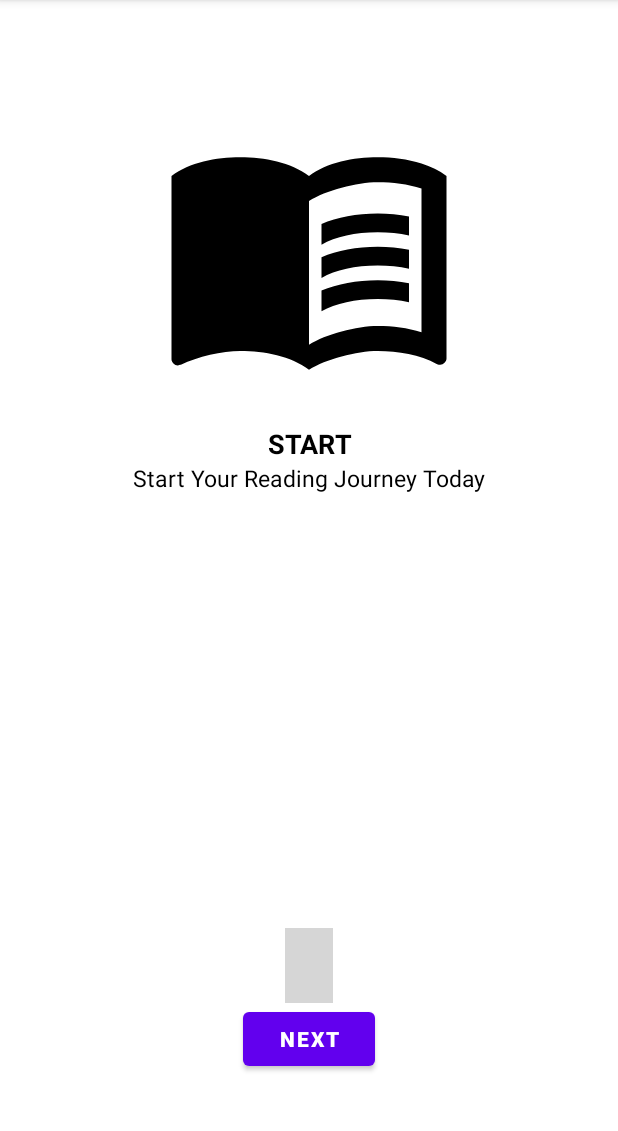
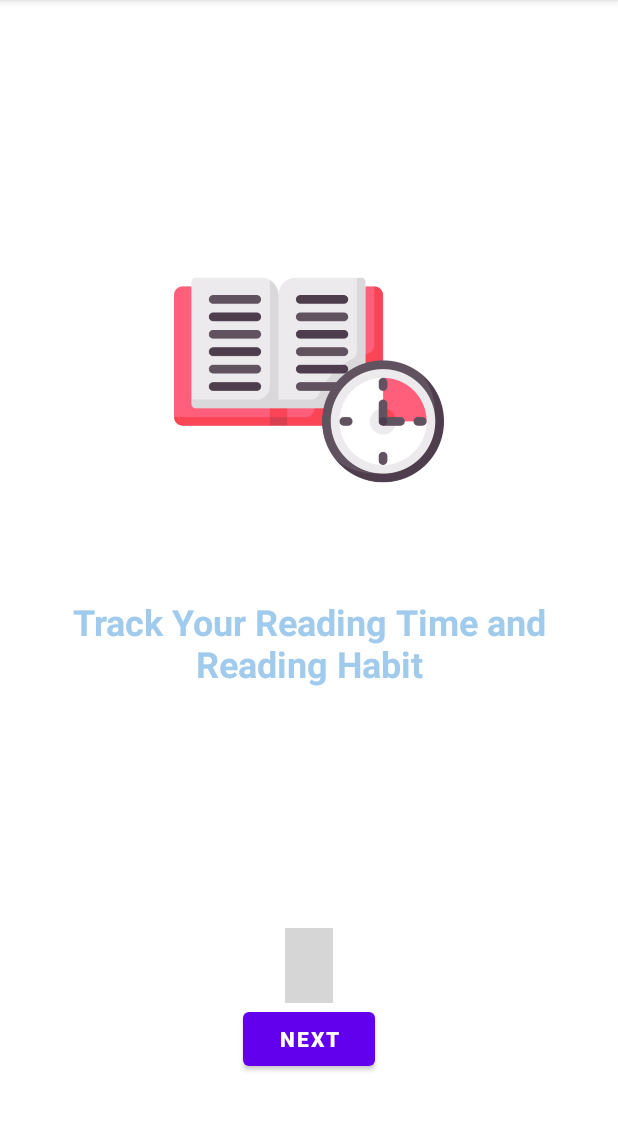
Before and after one commit to emineinan/ReadingHabitTracker, an Android app: the OnBoardingFragment screen opened through its navigation route, on a phone screen of 412 x 824 dp, the part 84-1215 px from its top. Run offline under Robolectric (Android 15) with nearby library versions, the phone set to English and light mode, and no system bars; our stand-ins replace Dagger/Hilt's generated code; libraries missing offline, so code that uses them is left out: com.huawei.agconnect; plain views replace CircleIndicator3; 1 statement that could not run was skipped; grey boxes are pictures that could not be loaded.

Commit message:
Modify onBoarding Screen

```diff
--- a/app/src/main/java/com/hms/readinghabittracker/data/model/OnBoardingItem.kt
+++ b/app/src/main/java/com/hms/readinghabittracker/data/model/OnBoardingItem.kt
@@ -1,7 +1,6 @@
 package com.hms.readinghabittracker.data.model
 
 data class OnBoardingItem(
-    val title: String,
     val description: String,
     val icon: Int
 )
--- a/app/src/main/java/com/hms/readinghabittracker/ui/onboarding/OnBoardingAdapter.kt
+++ b/app/src/main/java/com/hms/readinghabittracker/ui/onboarding/OnBoardingAdapter.kt
@@ -15,7 +15,6 @@ class OnBoardingAdapter(private val onBoardingItems: List<OnBoardingItem>) :
 
         fun bind(onBoardingItem: OnBoardingItem) {
             binding.imageViewOnBoardingItem.setImageResource(onBoardingItem.icon)
-            binding.textViewTitle.text = onBoardingItem.title
             binding.textViewDescription.text = onBoardingItem.description
         }
     }
--- a/app/src/main/java/com/hms/readinghabittracker/ui/onboarding/OnBoardingFragment.kt
+++ b/app/src/main/java/com/hms/readinghabittracker/ui/onboarding/OnBoardingFragment.kt
@@ -21,19 +21,16 @@ class OnBoardingFragment : Fragment() {
         OnBoardingAdapter(
             listOf(
                 OnBoardingItem(
-                    getString(R.string.on_boarding_title1),
                     getString(R.string.on_boarding_description1),
-                    R.drawable.ic_book
+                    R.drawable.book
                 ),
                 OnBoardingItem(
-                    getString(R.string.on_boarding_title2),
                     getString(R.string.on_boarding_description2),
-                    R.drawable.ic_book
+                    R.drawable.goal
                 ),
                 OnBoardingItem(
-                    getString(R.string.on_boarding_title3),
                     getString(R.string.on_boarding_description3),
-                    R.drawable.ic_book
+                    R.drawable.reader
                 )
             )
         )
--- a/app/src/main/res/drawable/ic_book.xml
+++ /dev/null
@@ -1,8 +0,0 @@
-<vector android:height="24dp" android:tint="#000000"
-    android:viewportHeight="24" android:viewportWidth="24"
-    android:width="24dp" xmlns:android="http://schemas.android.com/apk/res/android">
-    <path android:fillColor="@android:color/white" android:pathData="M21,5c-1.11,-0.35 -2.33,-0.5 -3.5,-0.5c-1.95,0 -4.05,0.4 -5.5,1.5c-1.45,-1.1 -3.55,-1.5 -5.5,-1.5S2.45,4.9 1,6v14.65c0,0.25 0.25,0.5 0.5,0.5c0.1,0 0.15,-0.05 0.25,-0.05C3.1,20.45 5.05,20 6.5,20c1.95,0 4.05,0.4 5.5,1.5c1.35,-0.85 3.8,-1.5 5.5,-1.5c1.65,0 3.35,0.3 4.75,1.05c0.1,0.05 0.15,0.05 0.25,0.05c0.25,0 0.5,-0.25 0.5,-0.5V6C22.4,5.55 21.75,5.25 21,5zM21,18.5c-1.1,-0.35 -2.3,-0.5 -3.5,-0.5c-1.7,0 -4.15,0.65 -5.5,1.5V8c1.35,-0.85 3.8,-1.5 5.5,-1.5c1.2,0 2.4,0.15 3.5,0.5V18.5z"/>
-    <path android:fillColor="@android:color/white" android:pathData="M17.5,10.5c0.88,0 1.73,0.09 2.5,0.26V9.24C19.21,9.09 18.36,9 17.5,9c-1.7,0 -3.24,0.29 -4.5,0.83v1.66C14.13,10.85 15.7,10.5 17.5,10.5z"/>
-    <path android:fillColor="@android:color/white" android:pathData="M13,12.49v1.66c1.13,-0.64 2.7,-0.99 4.5,-0.99c0.88,0 1.73,0.09 2.5,0.26V11.9c-0.79,-0.15 -1.64,-0.24 -2.5,-0.24C15.8,11.66 14.26,11.96 13,12.49z"/>
-    <path android:fillColor="@android:color/white" android:pathData="M17.5,14.33c-1.7,0 -3.24,0.29 -4.5,0.83v1.66c1.13,-0.64 2.7,-0.99 4.5,-0.99c0.88,0 1.73,0.09 2.5,0.26v-1.52C19.21,14.41 18.36,14.33 17.5,14.33z"/>
-</vector>
--- a/app/src/main/res/layout/item_onboarding.xml
+++ b/app/src/main/res/layout/item_onboarding.xml
@@ -9,36 +9,27 @@
     <ImageView
         android:id="@+id/imageViewOnBoardingItem"
         android:layout_width="0dp"
-        android:layout_height="200dp"
-        android:layout_marginTop="32dp"
-        android:src="@drawable/ic_book"
+        android:layout_height="180dp"
+        android:layout_marginTop="128dp"
+        android:src="@drawable/book"
         app:layout_constraintEnd_toEndOf="parent"
         app:layout_constraintStart_toStartOf="parent"
-        app:layout_constraintTop_toTopOf="parent" />
-
-    <TextView
-        android:id="@+id/textViewTitle"
-        android:layout_width="0dp"
-        android:layout_height="wrap_content"
-        android:layout_marginTop="16dp"
-        android:gravity="center"
-        android:textColor="@color/black"
-        android:textSize="18sp"
-        android:textStyle="bold"
-        app:layout_constraintEnd_toEndOf="parent"
-        app:layout_constraintStart_toStartOf="parent"
-        app:layout_constraintTop_toBottomOf="@id/imageViewOnBoardingItem"
-        tools:text="Title" />
+        app:layout_constraintTop_toTopOf="parent"
+        android:contentDescription="@string/icon" />
 
     <TextView
         android:id="@+id/textViewDescription"
         android:layout_width="0dp"
         android:layout_height="wrap_content"
+        android:layout_marginTop="32dp"
         android:gravity="center"
-        android:textColor="@color/black"
-        android:textSize="15sp"
+        android:textColor="@color/blue"
+        android:textSize="24sp"
+        android:textStyle="bold"
+        app:layout_constraintBottom_toBottomOf="parent"
         app:layout_constraintEnd_toEndOf="parent"
         app:layout_constraintStart_toStartOf="parent"
-        app:layout_constraintTop_toBottomOf="@id/textViewTitle"
+        app:layout_constraintTop_toBottomOf="@+id/imageViewOnBoardingItem"
+        app:layout_constraintVertical_bias="0.137"
         tools:text="Description" />
 </androidx.constraintlayout.widget.ConstraintLayout>
--- a/app/src/main/res/values/colors.xml
+++ b/app/src/main/res/values/colors.xml
@@ -7,4 +7,5 @@
     <color name="teal_700">#FF018786</color>
     <color name="black">#FF000000</color>
     <color name="white">#FFFFFFFF</color>
+    <color name="blue">#A0CBEC</color>
 </resources>
--- a/app/src/main/res/values/strings.xml
+++ b/app/src/main/res/values/strings.xml
@@ -5,12 +5,9 @@
     <string name="next">Next</string>
     <string name="finish">FINISH</string>
 
-
     <!-- OnBoarding -->
-    <string name="on_boarding_title1">START</string>
-    <string name="on_boarding_title2">IMPROVE</string>
-    <string name="on_boarding_title3">REACH</string>
-    <string name="on_boarding_description1">Start Your Reading Journey Today</string>
-    <string name="on_boarding_description2">Improve Your Reading Habit</string>
-    <string name="on_boarding_description3">Reach Your Reading Goal</string>
+    <string name="on_boarding_description1">Track Your Reading Time and Reading Habit</string>
+    <string name="on_boarding_description2">Achieve Your Reading Goals</string>
+    <string name="on_boarding_description3">Become a Better Reader</string>
+    <string name="icon">Icon</string>
 </resources>
```
Also changed, not shown: app/src/main/res/drawable/book.png (added), app/src/main/res/drawable/goal.png (added), app/src/main/res/drawable/reader.png (added).
